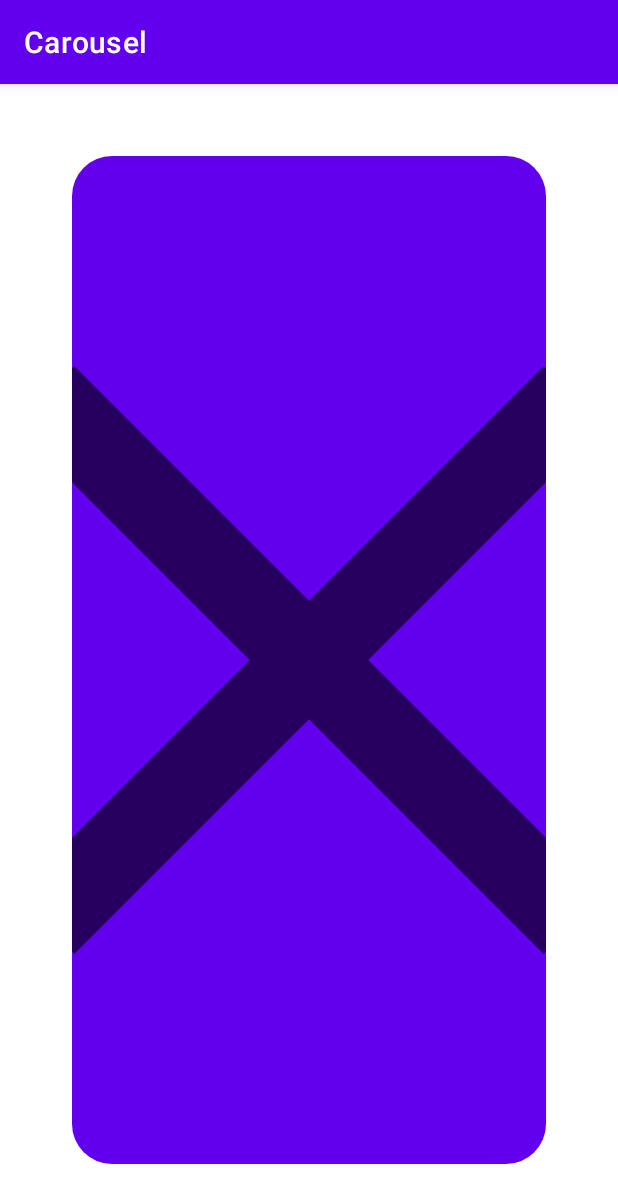
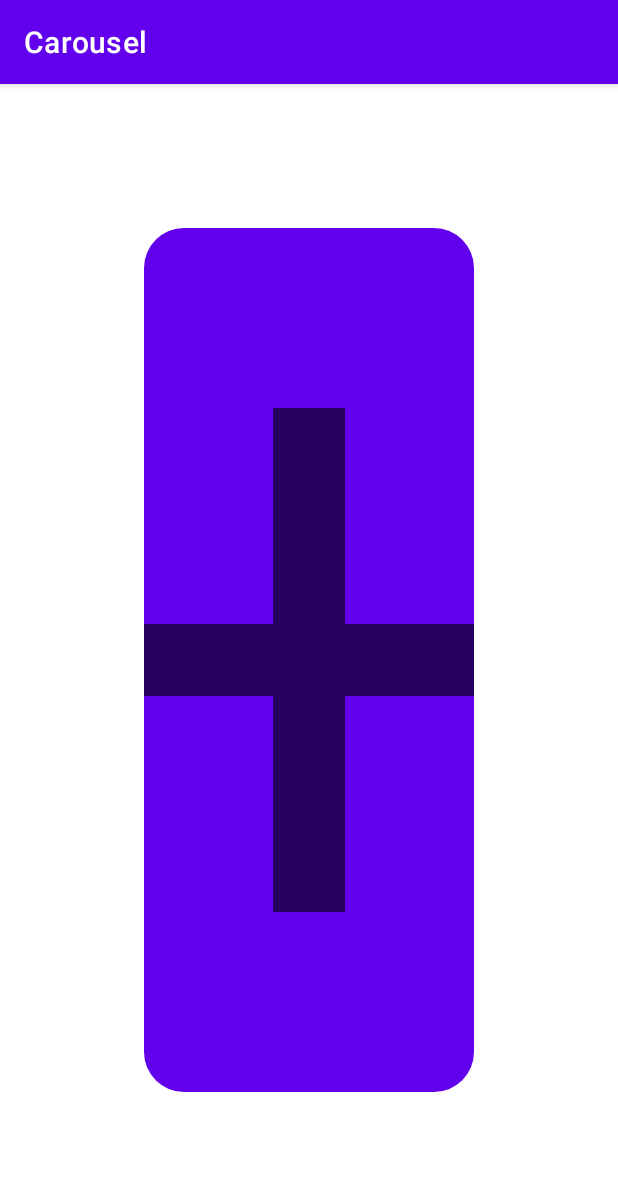
Before and after one commit to matsuchiyo/AndroidSamples, an Android app: the screen it shows after launch (MainActivity before the commit, CustomCompositeViewTestActivity after it), on a phone screen of 412 x 824 dp. Shown: the top 1203 px of the screen. Run offline under Robolectric (Android 15) with nearby library versions, the phone set to English and light mode, and no system bars.

Commit message:
CarouselView

```diff
--- a/Carousel/app/src/main/AndroidManifest.xml
+++ b/Carousel/app/src/main/AndroidManifest.xml
@@ -10,6 +10,14 @@
         android:supportsRtl="true"
         android:theme="@style/Theme.Carousel">
         <activity android:name=".MainActivity">
+<!--            <intent-filter>-->
+<!--                <action android:name="android.intent.action.MAIN" />-->
+
+<!--                <category android:name="android.intent.category.LAUNCHER" />-->
+<!--            </intent-filter>-->
+        </activity>
+
+        <activity android:name=".CustomCompositeViewTestActivity">
             <intent-filter>
                 <action android:name="android.intent.action.MAIN" />
 
--- /dev/null
+++ b/Carousel/app/src/main/java/com/example/carousel/CarouselView.kt
@@ -0,0 +1,68 @@
+package com.example.carousel
+
+import android.annotation.SuppressLint
+import android.content.Context
+import android.graphics.Outline
+import android.util.AttributeSet
+import android.util.Log
+import android.view.View
+import android.view.ViewOutlineProvider
+import android.widget.FrameLayout
+import androidx.viewpager2.widget.ViewPager2
+
+
+class CarouselView(context: Context, attrs: AttributeSet): FrameLayout(context, attrs) {
+
+    private val clipOutlineProvider = @SuppressLint("NewApi") object : ViewOutlineProvider() {
+        @SuppressLint("NewApi")
+        override fun getOutline(view: View, outline: Outline) {
+            outline.setRoundRect(0, 0, view.width, view.height, 40f)
+        }
+    }
+
+    private val viewPager: ViewPager2 = ViewPager2(context)
+    private var adapter: MyAdapter? = null
+
+    var images: List<Int> = listOf()
+    set(value) {
+        Log.i("BBB", "*** set images: $value")
+        configureViewPager(value)
+        field = value
+    }
+
+    init {
+        initializeViews()
+    }
+
+    @SuppressLint("NewApi")
+    private fun initializeViews() {
+        Log.i("BBB", "*** initializeViews")
+        viewPager.orientation = ViewPager2.ORIENTATION_HORIZONTAL
+        viewPager.layoutParams = FrameLayout.LayoutParams(FrameLayout.LayoutParams.MATCH_PARENT, FrameLayout.LayoutParams.MATCH_PARENT)
+        viewPager.outlineProvider = clipOutlineProvider
+        viewPager.clipToOutline = true
+        addView(viewPager)
+    }
+
+
+    private fun configureViewPager(images: List<Int>) {
+        Log.i("BBB", "*** configureViewPager")
+//        val items = listOf(R.drawable.baseline_add_24, R.drawable.baseline_clear_24, R.drawable.baseline_keyboard_arrow_left_24)
+        adapter = MyAdapter(context, images)
+        viewPager.adapter = adapter
+        if (images.size > 1) {
+            viewPager.setCurrentItem(1, false) // 2ページ目から始める。1ページ目には、無限スクロールのため最後の要素が設定されているため。
+        }
+
+        viewPager.registerOnPageChangeCallback(object: ViewPager2.OnPageChangeCallback() {
+            override fun onPageScrollStateChanged(state: Int) {
+                super.onPageScrollStateChanged(state)
+                if (state == ViewPager2.SCROLL_STATE_IDLE) {
+                    val realIndex = (viewPager.currentItem - 1 + images.size) % images.size
+                    val newFakeIndex = realIndex + 1
+                    viewPager.setCurrentItem(newFakeIndex, false)
+                }
+            }
+        })
+    }
+}
--- /dev/null
+++ b/Carousel/app/src/main/java/com/example/carousel/CustomCompositeViewTestActivity.kt
@@ -0,0 +1,39 @@
+package com.example.carousel
+
+import android.annotation.SuppressLint
+import android.content.Context
+import android.graphics.Outline
+import android.os.Build
+import androidx.appcompat.app.AppCompatActivity
+import android.os.Bundle
+import android.util.Log
+import android.view.LayoutInflater
+import android.view.View
+import android.view.ViewGroup
+import android.view.ViewOutlineProvider
+import android.widget.ImageView
+import androidx.annotation.RequiresApi
+import androidx.recyclerview.widget.RecyclerView
+import androidx.viewpager2.widget.ViewPager2
+import java.util.*
+
+class CustomCompositeViewTestActivity: AppCompatActivity() {
+
+    override fun onCreate(savedInstanceState: Bundle?) {
+        super.onCreate(savedInstanceState)
+        setContentView(R.layout.custom_composite_view_test)
+    }
+
+
+    override fun onResume() {
+        Log.i("CCC", "*** onResume")
+        super.onResume()
+
+        findViewById<CarouselView>(R.id.carouselView).images = listOf(R.drawable.baseline_add_24, R.drawable.baseline_clear_24, R.drawable.baseline_keyboard_arrow_left_24)
+    }
+
+
+    override fun onPause() {
+        super.onPause()
+    }
+}
--- a/Carousel/app/src/main/java/com/example/carousel/MainActivity.kt
+++ b/Carousel/app/src/main/java/com/example/carousel/MainActivity.kt
@@ -60,7 +60,6 @@ class MainActivity : AppCompatActivity() {
         carouselViewPager.registerOnPageChangeCallback(object: ViewPager2.OnPageChangeCallback() {
             override fun onPageScrollStateChanged(state: Int) {
                 super.onPageScrollStateChanged(state)
-                Log.i("aaa", "*** onPageScrollStateChanged state: $state")
                 if (state == ViewPager2.SCROLL_STATE_IDLE) {
                     val realIndex = (carouselViewPager.currentItem - 1 + items.size) % items.size
                     val newFakeIndex = realIndex + 1
@@ -77,7 +76,6 @@ class MainActivity : AppCompatActivity() {
         timer = Timer()
         timer?.schedule(object: TimerTask() {
             override fun run() {
-                print("*** run")
                 val itemCount = myAdapter?.itemCount ?: return
                 if (itemCount > 1) {
                     val nextIndex = (carouselViewPager.currentItem + 1) % itemCount
--- /dev/null
+++ b/Carousel/app/src/main/res/layout/custom_composite_view_test.xml
@@ -0,0 +1,19 @@
+<?xml version="1.0" encoding="utf-8"?>
+<androidx.constraintlayout.widget.ConstraintLayout xmlns:android="http://schemas.android.com/apk/res/android"
+    xmlns:app="http://schemas.android.com/apk/res-auto"
+    xmlns:tools="http://schemas.android.com/tools"
+    android:layout_width="match_parent"
+    android:layout_height="match_parent"
+    tools:context=".MainActivity">
+
+    <com.example.carousel.CarouselView
+        android:id="@+id/carouselView"
+        android:layout_width="0dp"
+        android:layout_height="0dp"
+        android:layout_margin="96dp"
+        app:layout_constraintBottom_toBottomOf="parent"
+        app:layout_constraintLeft_toLeftOf="parent"
+        app:layout_constraintRight_toRightOf="parent"
+        app:layout_constraintTop_toTopOf="parent" />
+
+</androidx.constraintlayout.widget.ConstraintLayout>
```
